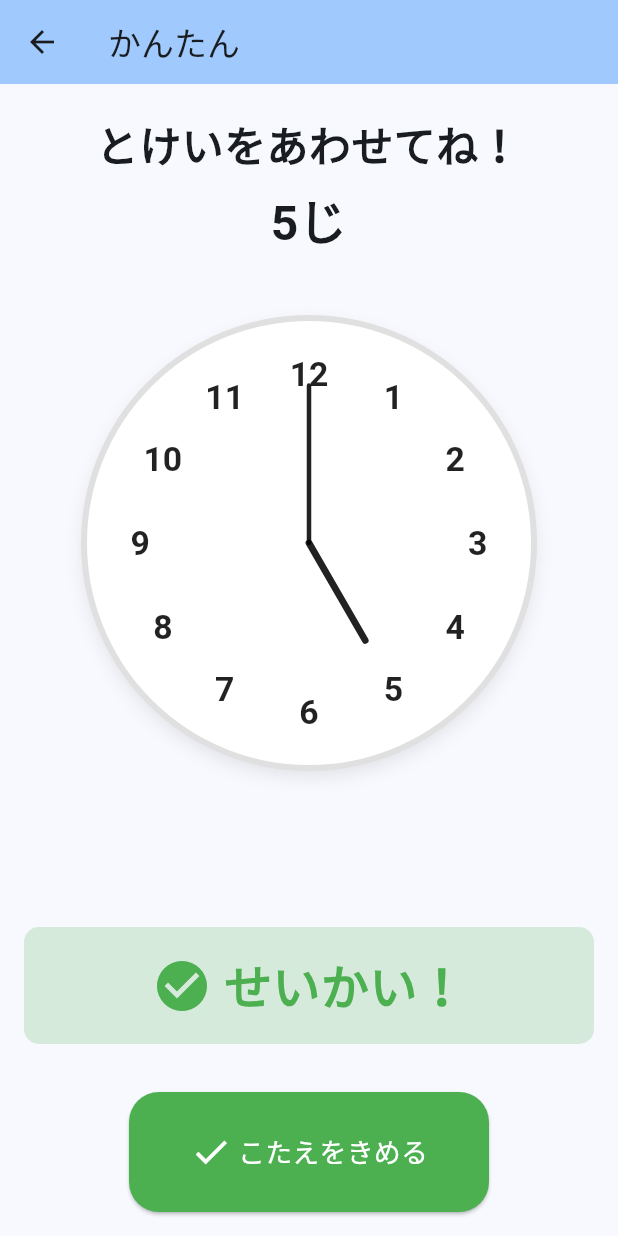
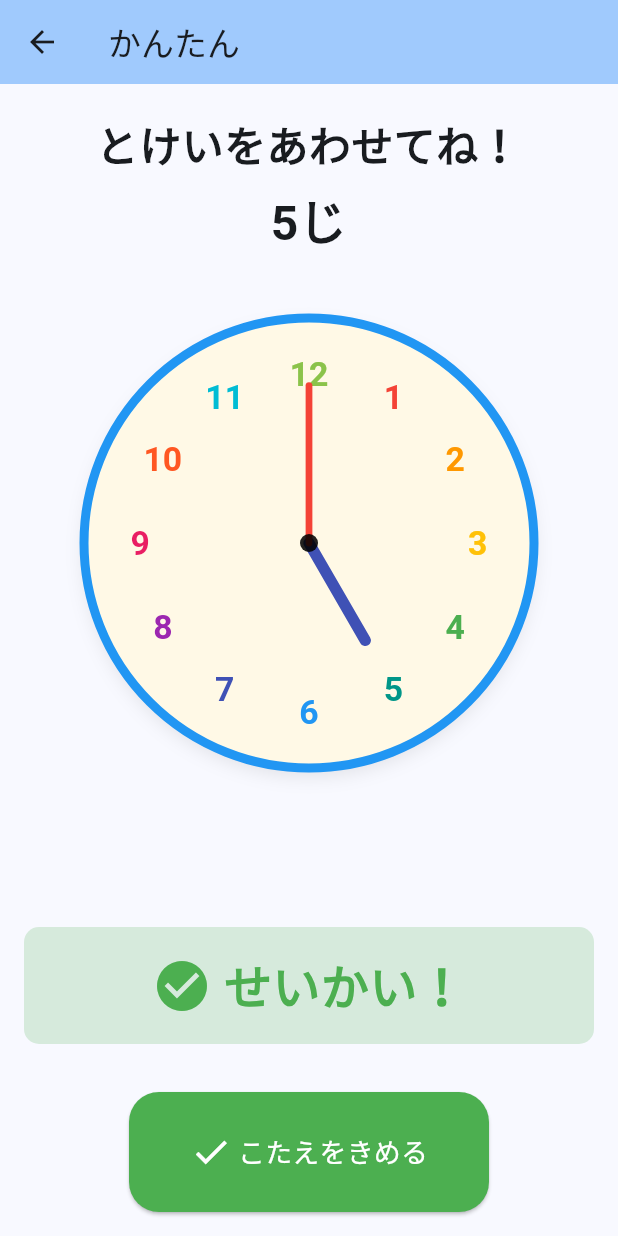
Before and after one commit to star1120eto/clock_learning, a Flutter app: the GameScreen screen opened directly with empty values, after a tap on "こたえをきめる", on a phone screen of 412 x 824 dp. Run offline on Flutter 3.47's test engine with Material 3 defaults, Android fonts, the phone set to English and light mode, and no system bars; our stand-ins replace audioplayers, shared_preferences; accounts and stored records are empty.

Commit message:
feat: 時計デザインをカラフルにしてポップな見た目に変更 (#1)
https://claude.ai/code/session_013yC8Tki6YVZncv75wm1MN5

```diff
--- a/lib/widgets/clock_painter.dart
+++ b/lib/widgets/clock_painter.dart
@@ -10,6 +10,21 @@ class ClockPainter extends CustomPainter {
   final Level level;
   /// 不正解表示時は true で文字盤を緑に描画する
   final bool faceBackgroundGreen;
+
+  static const List<Color> _numberColors = [
+    Colors.red,
+    Colors.orange,
+    Colors.amber,
+    Color(0xFF4CAF50), // green
+    Colors.teal,
+    Colors.blue,
+    Colors.indigo,
+    Colors.purple,
+    Colors.pink,
+    Colors.deepOrange,
+    Color(0xFF00BCD4), // cyan
+    Color(0xFF8BC34A), // light green
+  ];
 
   ClockPainter({
     required this.state,
@@ -39,6 +54,9 @@ class ClockPainter extends CustomPainter {
 
     // 分針の描画
     _drawMinuteHand(canvas, center, radius);
+
+    // 中心ドットの描画
+    _drawCenterDot(canvas, center, radius);
   }
 
   /// 1分ごとの目盛り線を描画（むずかしいモードのみ）
@@ -74,28 +92,32 @@ class ClockPainter extends CustomPainter {
   /// 時計盤を描画
   void _drawClockFace(Canvas canvas, Offset center, double radius) {
     final paint = Paint()
-      ..color = faceBackgroundGreen ? Colors.green : Colors.white
+      ..color = faceBackgroundGreen ? Colors.green : const Color(0xFFFFF9E6)
       ..style = PaintingStyle.fill;
 
     canvas.drawCircle(center, radius, paint);
 
-    // 時計盤の縁
+    // 時計盤の縁（レベル別カラー）
+    final Color borderColor;
+    switch (level) {
+      case Level.easy:
+        borderColor = Colors.blue;
+      case Level.normal:
+        borderColor = Colors.orange;
+      case Level.hard:
+        borderColor = Colors.red;
+    }
+
     final borderPaint = Paint()
-      ..color = Colors.grey[300]!
+      ..color = borderColor
       ..style = PaintingStyle.stroke
-      ..strokeWidth = 4.0;
+      ..strokeWidth = 6.0;
 
     canvas.drawCircle(center, radius, borderPaint);
   }
 
   /// 数字（1〜12）を描画
   void _drawNumbers(Canvas canvas, Offset center, double radius) {
-    final textStyle = TextStyle(
-      fontSize: radius * 0.15,
-      fontWeight: FontWeight.bold,
-      color: Colors.black87,
-    );
-
     // TextPainterを再利用してメモリ効率を向上
     final textPainter = TextPainter(
       textAlign: TextAlign.center,
@@ -108,6 +130,12 @@ class ClockPainter extends CustomPainter {
       final numberRadius = radius * 0.75; // 数字は時計盤の75%の位置
       final x = center.dx + cos(angle) * numberRadius;
       final y = center.dy + sin(angle) * numberRadius;
+
+      final textStyle = TextStyle(
+        fontSize: radius * 0.15,
+        fontWeight: FontWeight.bold,
+        color: _numberColors[i - 1],
+      );
 
       textPainter.text = TextSpan(
         text: i.toString(),
@@ -124,9 +152,9 @@ class ClockPainter extends CustomPainter {
   /// 時針を描画
   void _drawHourHand(Canvas canvas, Offset center, double radius) {
     final paint = Paint()
-      ..color = Colors.black87
+      ..color = Colors.indigo
       ..style = PaintingStyle.stroke
-      ..strokeWidth = radius * 0.03 // 時針の太さ
+      ..strokeWidth = radius * 0.05 // 時針の太さ
       ..strokeCap = StrokeCap.round;
 
     final handLength = radius * 0.5; // 時針の長さ
@@ -142,16 +170,12 @@ class ClockPainter extends CustomPainter {
   void _drawMinuteHand(Canvas canvas, Offset center, double radius) {
     // ドラッグ中は色と太さを変更（色覚多様性対応：色＋太さ変更の併用）
     final isDragging = state.interactionState == ClockInteractionState.dragging;
-    final color = isDragging ? Colors.blue : Colors.black87;
-    // ドラッグ中は太さを1.5倍にして視覚的フィードバックを強化
-    final strokeWidth = isDragging
-        ? radius * 0.03  // ドラッグ中は太く
-        : radius * 0.02; // 通常時
+    final color = isDragging ? Colors.blue : Colors.red;
 
     final paint = Paint()
       ..color = color
       ..style = PaintingStyle.stroke
-      ..strokeWidth = strokeWidth
+      ..strokeWidth = radius * 0.03
       ..strokeCap = StrokeCap.round;
 
     final handLength = radius * 0.7; // 分針の長さ
@@ -161,6 +185,15 @@ class ClockPainter extends CustomPainter {
     final endY = center.dy + sin(angle) * handLength;
 
     canvas.drawLine(center, Offset(endX, endY), paint);
+  }
+
+  /// 中心ドットを描画
+  void _drawCenterDot(Canvas canvas, Offset center, double radius) {
+    final paint = Paint()
+      ..color = Colors.black87
+      ..style = PaintingStyle.fill;
+
+    canvas.drawCircle(center, radius * 0.04, paint);
   }
 
   @override
```
